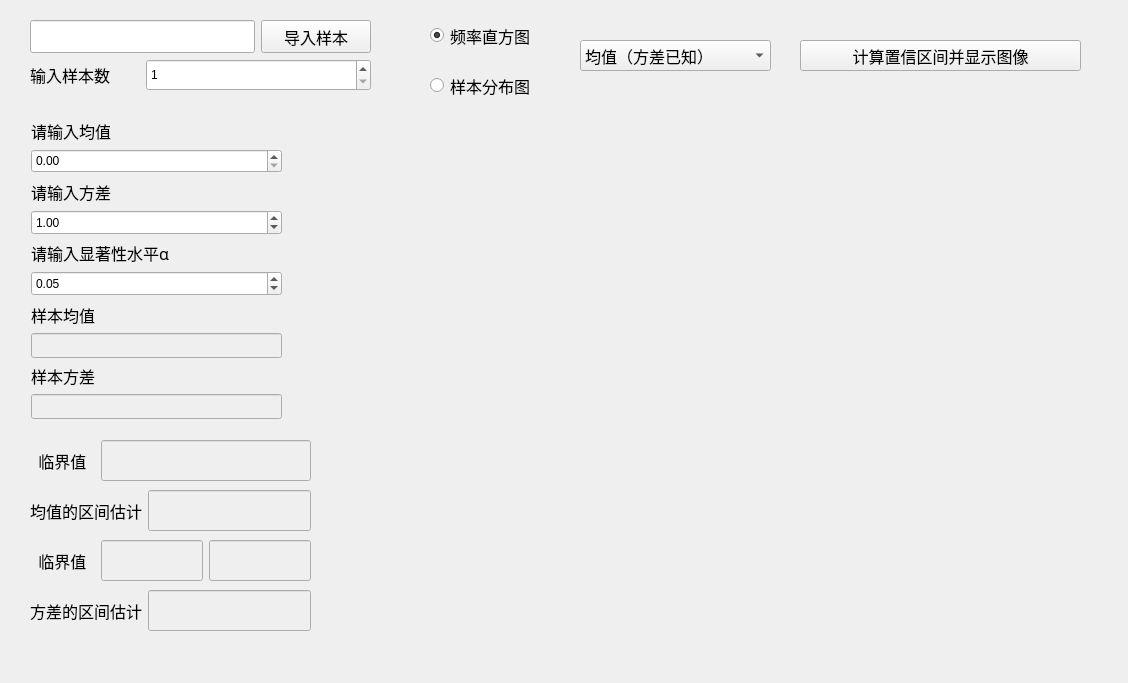
This is files/Simple_m_confidence_interval_.ui in chenxindaaa/MathematicalStatistics as Qt 5 draws it before an edit. The edited form follows.
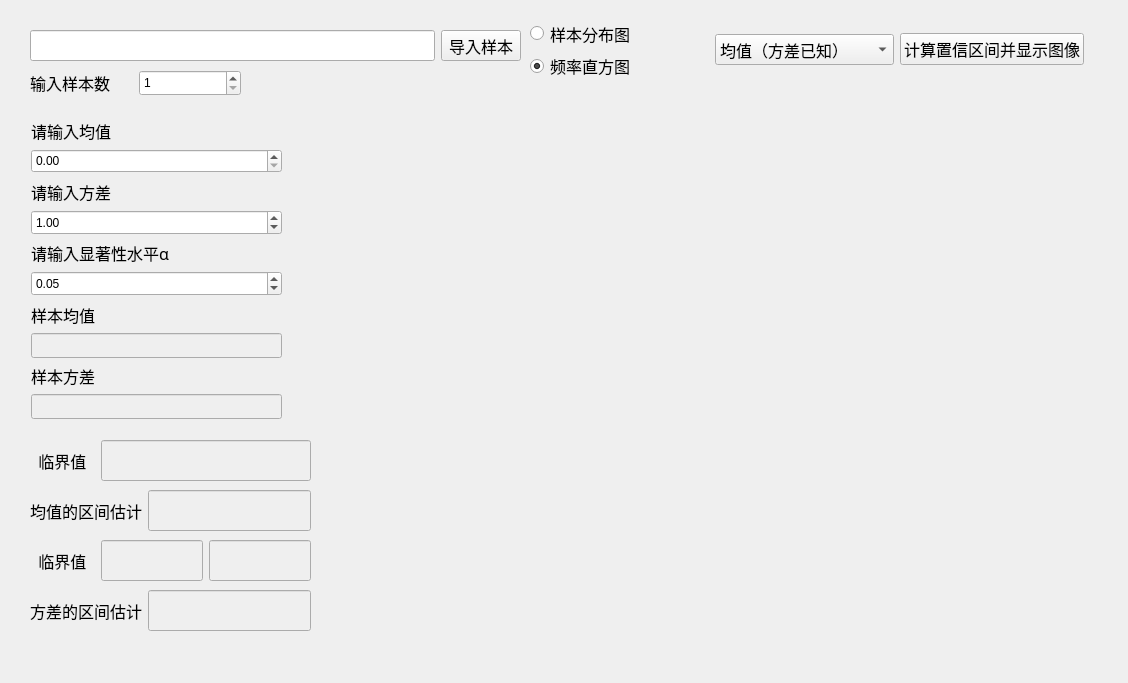
This is the edited form. Custom widgets are drawn as their Qt base class.

```diff
--- a/files/Simple_m_confidence_interval_.ui
+++ b/files/Simple_m_confidence_interval_.ui
@@ -13,24 +13,6 @@
   <property name="windowTitle">
    <string>单个正态总体区间估计</string>
   </property>
-  <widget class="QPushButton" name="pushButton">
-   <property name="geometry">
-    <rect>
-     <x>800</x>
-     <y>40</y>
-     <width>281</width>
-     <height>31</height>
-    </rect>
-   </property>
-   <property name="font">
-    <font>
-     <pointsize>12</pointsize>
-    </font>
-   </property>
-   <property name="text">
-    <string>计算置信区间并显示图像</string>
-   </property>
-  </widget>
   <widget class="Plot" name="widget" native="true">
    <property name="geometry">
     <rect>
@@ -233,166 +215,6 @@
     </item>
    </layout>
   </widget>
-  <widget class="QRadioButton" name="radioButton">
-   <property name="geometry">
-    <rect>
-     <x>430</x>
-     <y>20</y>
-     <width>131</width>
-     <height>31</height>
-    </rect>
-   </property>
-   <property name="font">
-    <font>
-     <pointsize>12</pointsize>
-    </font>
-   </property>
-   <property name="text">
-    <string>频率直方图</string>
-   </property>
-   <property name="checked">
-    <bool>true</bool>
-   </property>
-  </widget>
-  <widget class="QRadioButton" name="radioButton_2">
-   <property name="geometry">
-    <rect>
-     <x>430</x>
-     <y>70</y>
-     <width>131</width>
-     <height>31</height>
-    </rect>
-   </property>
-   <property name="font">
-    <font>
-     <pointsize>12</pointsize>
-    </font>
-   </property>
-   <property name="text">
-    <string>样本分布图</string>
-   </property>
-  </widget>
-  <widget class="QComboBox" name="comboBox">
-   <property name="geometry">
-    <rect>
-     <x>580</x>
-     <y>40</y>
-     <width>191</width>
-     <height>31</height>
-    </rect>
-   </property>
-   <property name="font">
-    <font>
-     <family>Agency FB</family>
-     <pointsize>12</pointsize>
-    </font>
-   </property>
-   <property name="focusPolicy">
-    <enum>Qt::WheelFocus</enum>
-   </property>
-   <property name="contextMenuPolicy">
-    <enum>Qt::DefaultContextMenu</enum>
-   </property>
-   <property name="layoutDirection">
-    <enum>Qt::LeftToRight</enum>
-   </property>
-   <property name="insertPolicy">
-    <enum>QComboBox::InsertAtBottom</enum>
-   </property>
-   <property name="frame">
-    <bool>true</bool>
-   </property>
-   <item>
-    <property name="text">
-     <string>均值（方差已知）</string>
-    </property>
-   </item>
-   <item>
-    <property name="text">
-     <string>均值（方差未知）</string>
-    </property>
-   </item>
-   <item>
-    <property name="text">
-     <string>方差</string>
-    </property>
-   </item>
-  </widget>
-  <widget class="QWidget" name="layoutWidget">
-   <property name="geometry">
-    <rect>
-     <x>30</x>
-     <y>20</y>
-     <width>341</width>
-     <height>71</height>
-    </rect>
-   </property>
-   <layout class="QGridLayout" name="gridLayout_2">
-    <item row="0" column="0" colspan="2">
-     <widget class="QLineEdit" name="lineEdit">
-      <property name="sizePolicy">
-       <sizepolicy hsizetype="Expanding" vsizetype="Expanding">
-        <horstretch>0</horstretch>
-        <verstretch>0</verstretch>
-       </sizepolicy>
-      </property>
-     </widget>
-    </item>
-    <item row="0" column="2">
-     <widget class="QPushButton" name="pushButton_4">
-      <property name="sizePolicy">
-       <sizepolicy hsizetype="Minimum" vsizetype="Expanding">
-        <horstretch>0</horstretch>
-        <verstretch>0</verstretch>
-       </sizepolicy>
-      </property>
-      <property name="font">
-       <font>
-        <pointsize>12</pointsize>
-       </font>
-      </property>
-      <property name="text">
-       <string>导入样本</string>
-      </property>
-     </widget>
-    </item>
-    <item row="1" column="0">
-     <widget class="QLabel" name="label_8">
-      <property name="sizePolicy">
-       <sizepolicy hsizetype="Preferred" vsizetype="Expanding">
-        <horstretch>0</horstretch>
-        <verstretch>0</verstretch>
-       </sizepolicy>
-      </property>
-      <property name="font">
-       <font>
-        <family>Agency FB</family>
-        <pointsize>12</pointsize>
-       </font>
-      </property>
-      <property name="text">
-       <string>输入样本数</string>
-      </property>
-     </widget>
-    </item>
-    <item row="1" column="1" colspan="2">
-     <widget class="QSpinBox" name="spinBox">
-      <property name="sizePolicy">
-       <sizepolicy hsizetype="Minimum" vsizetype="Expanding">
-        <horstretch>0</horstretch>
-        <verstretch>0</verstretch>
-       </sizepolicy>
-      </property>
-      <property name="minimum">
-       <number>1</number>
-      </property>
-      <property name="maximum">
-       <number>999999999</number>
-      </property>
-     </widget>
-    </item>
-   </layout>
-  </widget>
   <widget class="QWidget" name="layoutWidget">
    <property name="geometry">
     <rect>
@@ -580,6 +402,188 @@
     </item>
    </layout>
   </widget>
+  <widget class="QWidget" name="">
+   <property name="geometry">
+    <rect>
+     <x>30</x>
+     <y>30</y>
+     <width>491</width>
+     <height>31</height>
+    </rect>
+   </property>
+   <layout class="QHBoxLayout" name="horizontalLayout_5">
+    <item>
+     <widget class="QLineEdit" name="lineEdit">
+      <property name="sizePolicy">
+       <sizepolicy hsizetype="Expanding" vsizetype="Expanding">
+        <horstretch>0</horstretch>
+        <verstretch>0</verstretch>
+       </sizepolicy>
+      </property>
+     </widget>
+    </item>
+    <item>
+     <widget class="QPushButton" name="pushButton_4">
+      <property name="sizePolicy">
+       <sizepolicy hsizetype="Minimum" vsizetype="Expanding">
+        <horstretch>0</horstretch>
+        <verstretch>0</verstretch>
+       </sizepolicy>
+      </property>
+      <property name="font">
+       <font>
+        <pointsize>12</pointsize>
+       </font>
+      </property>
+      <property name="text">
+       <string>导入样本</string>
+      </property>
+     </widget>
+    </item>
+   </layout>
+  </widget>
+  <widget class="QWidget" name="">
+   <property name="geometry">
+    <rect>
+     <x>30</x>
+     <y>70</y>
+     <width>211</width>
+     <height>26</height>
+    </rect>
+   </property>
+   <layout class="QHBoxLayout" name="horizontalLayout_6">
+    <item>
+     <widget class="QLabel" name="label_8">
+      <property name="sizePolicy">
+       <sizepolicy hsizetype="Preferred" vsizetype="Expanding">
+        <horstretch>0</horstretch>
+        <verstretch>0</verstretch>
+       </sizepolicy>
+      </property>
+      <property name="font">
+       <font>
+        <family>Agency FB</family>
+        <pointsize>12</pointsize>
+       </font>
+      </property>
+      <property name="text">
+       <string>输入样本数</string>
+      </property>
+     </widget>
+    </item>
+    <item>
+     <widget class="QSpinBox" name="spinBox">
+      <property name="sizePolicy">
+       <sizepolicy hsizetype="Minimum" vsizetype="Expanding">
+        <horstretch>0</horstretch>
+        <verstretch>0</verstretch>
+       </sizepolicy>
+      </property>
+      <property name="minimum">
+       <number>1</number>
+      </property>
+      <property name="maximum">
+       <number>999999999</number>
+      </property>
+     </widget>
+    </item>
+   </layout>
+  </widget>
+  <widget class="QWidget" name="">
+   <property name="geometry">
+    <rect>
+     <x>530</x>
+     <y>20</y>
+     <width>554</width>
+     <height>59</height>
+    </rect>
+   </property>
+   <layout class="QGridLayout" name="gridLayout_2">
+    <item row="0" column="0">
+     <layout class="QVBoxLayout" name="verticalLayout">
+      <item>
+       <widget class="QRadioButton" name="radioButton_2">
+        <property name="font">
+         <font>
+          <pointsize>12</pointsize>
+         </font>
+        </property>
+        <property name="text">
+         <string>样本分布图</string>
+        </property>
+       </widget>
+      </item>
+      <item>
+       <widget class="QRadioButton" name="radioButton">
+        <property name="font">
+         <font>
+          <pointsize>12</pointsize>
+         </font>
+        </property>
+        <property name="text">
+         <string>频率直方图</string>
+        </property>
+        <property name="checked">
+         <bool>true</bool>
+        </property>
+       </widget>
+      </item>
+     </layout>
+    </item>
+    <item row="0" column="1">
+     <widget class="QComboBox" name="comboBox">
+      <property name="font">
+       <font>
+        <family>Agency FB</family>
+        <pointsize>12</pointsize>
+       </font>
+      </property>
+      <property name="focusPolicy">
+       <enum>Qt::WheelFocus</enum>
+      </property>
+      <property name="contextMenuPolicy">
+       <enum>Qt::DefaultContextMenu</enum>
+      </property>
+      <property name="layoutDirection">
+       <enum>Qt::LeftToRight</enum>
+      </property>
+      <property name="insertPolicy">
+       <enum>QComboBox::InsertAtBottom</enum>
+      </property>
+      <property name="frame">
+       <bool>true</bool>
+      </property>
+      <item>
+       <property name="text">
+        <string>均值（方差已知）</string>
+       </property>
+      </item>
+      <item>
+       <property name="text">
+        <string>均值（方差未知）</string>
+       </property>
+      </item>
+      <item>
+       <property name="text">
+        <string>方差</string>
+       </property>
+      </item>
+     </widget>
+    </item>
+    <item row="0" column="2">
+     <widget class="QPushButton" name="pushButton">
+      <property name="font">
+       <font>
+        <pointsize>12</pointsize>
+       </font>
+      </property>
+      <property name="text">
+       <string>计算置信区间并显示图像</string>
+      </property>
+     </widget>
+    </item>
+   </layout>
+  </widget>
  </widget>
  <customwidgets>
   <customwidget>
```
